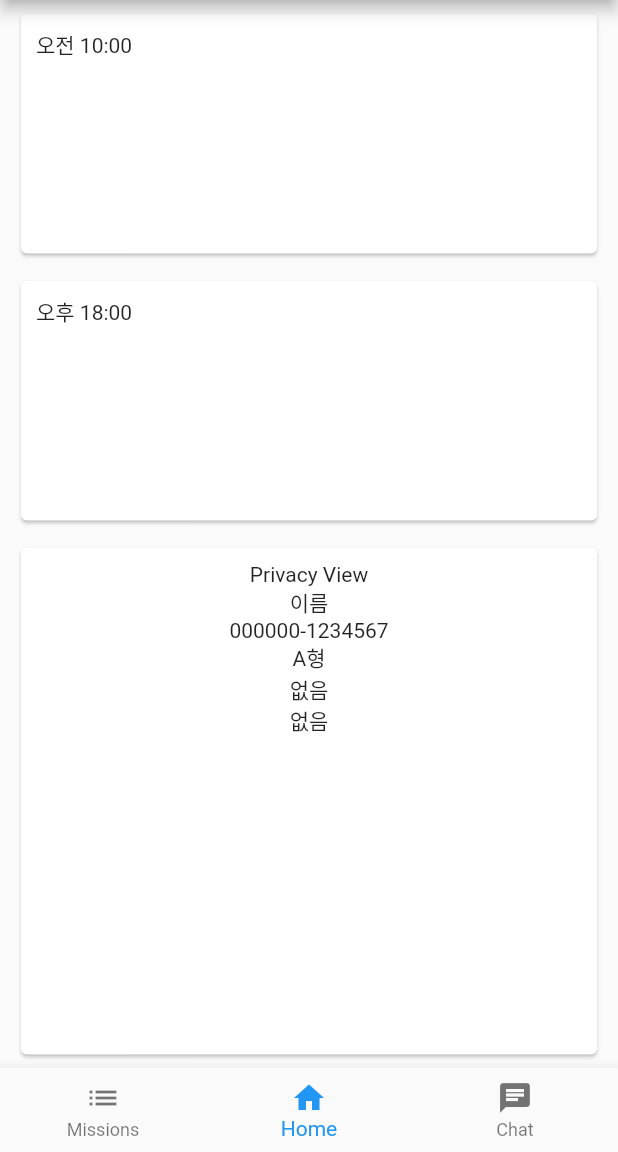
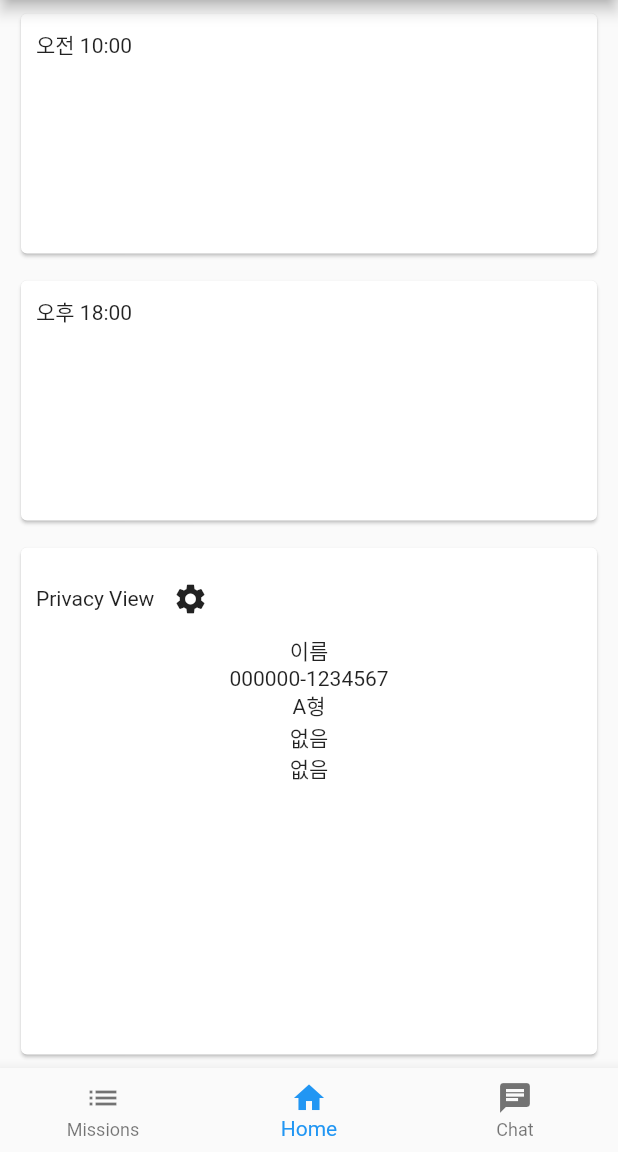
Before and after one commit to GDSC-CAU/Wiro-Flutter-App, a Flutter app: the screen it shows after launch, on a phone screen of 412 x 824 dp, the part 84-1236 px from its top. Run offline on Flutter 3.47's test engine with Material 2 defaults, Android fonts, the phone set to English and light mode, and no system bars.

Commit message:
Update Home.dart : Added Setting Icon to Privacy Card

```diff
--- a/lib/pages/Home.dart
+++ b/lib/pages/Home.dart
@@ -109,7 +109,12 @@ class PrivacyCard extends StatelessWidget {
                   width: double.infinity,
                   child: Column(
                     children: [
-                      Text("Privacy View"),
+                      Row(
+                        children: [
+                          Text("Privacy View"),
+                          IconButton(onPressed: (){}, icon: Icon(Icons.settings))
+                        ]
+                      ),
                       Text(privacyName),
                       Text(privacyID),
                       Text(privacyBlood),
```
